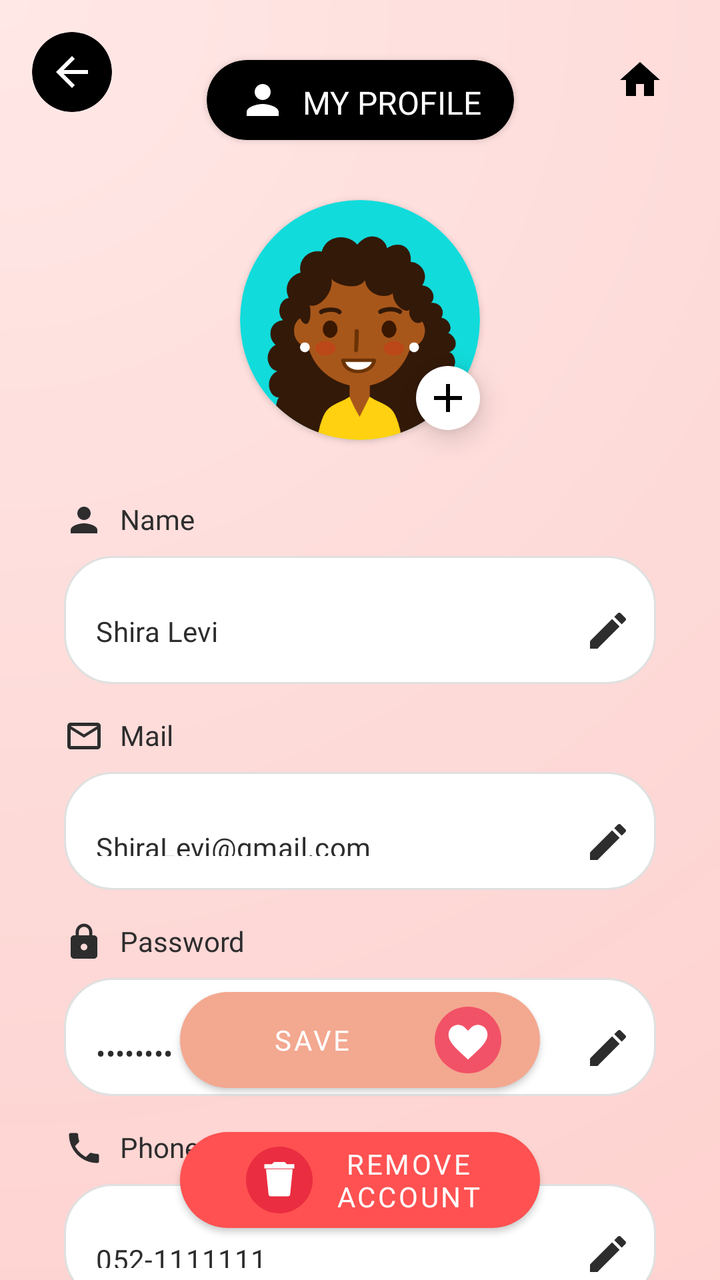
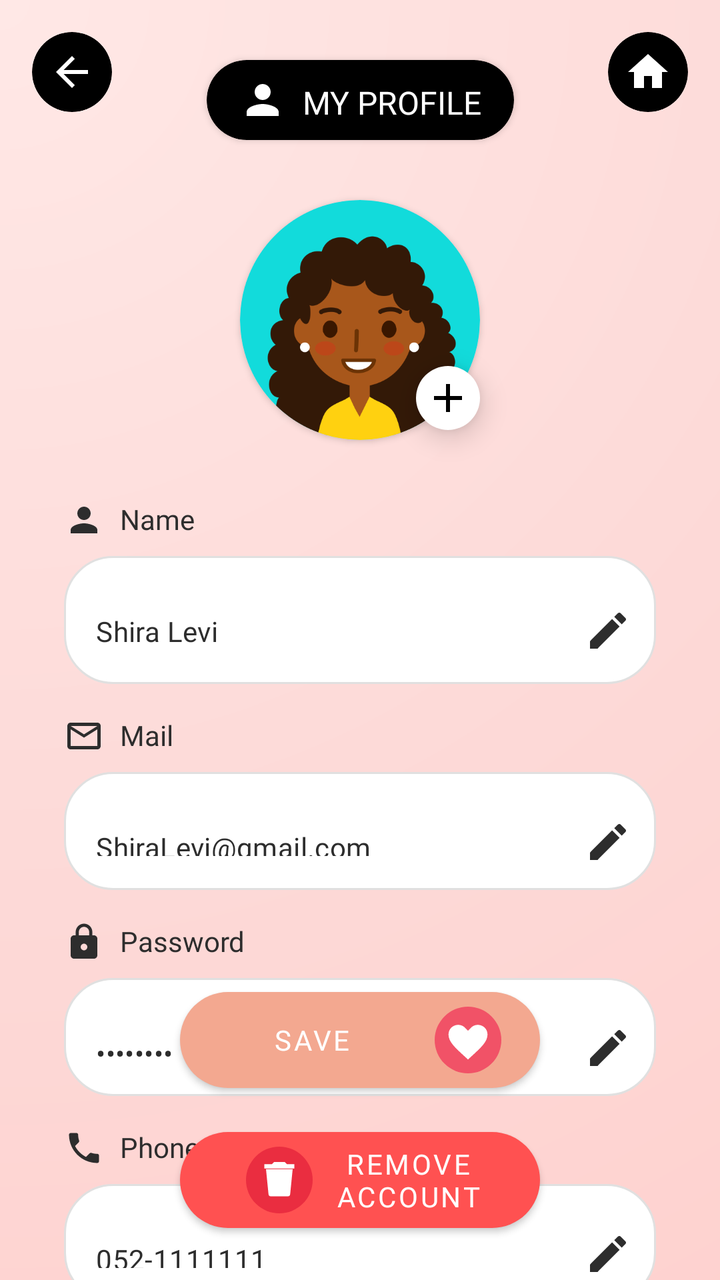

The first picture is an Android layout as it rendered before a commit; the second is the same layout after the commit. The layout source and the unified diff follow.
<!-- AndroidManifest.xml: application theme Theme.SafeHer -->
<!-- res/layout/fragment_profile.xml -->
<?xml version="1.0" encoding="utf-8"?>
<androidx.constraintlayout.widget.ConstraintLayout xmlns:android="http://schemas.android.com/apk/res/android"
    xmlns:app="http://schemas.android.com/apk/res-auto"
    xmlns:tools="http://schemas.android.com/tools"
    android:layout_width="match_parent"
    android:layout_height="match_parent"
    android:background="@drawable/gradient_background">

    
    <androidx.cardview.widget.CardView
        android:id="@+id/backButtonCard"
        android:layout_width="40dp"
        android:layout_height="40dp"
        android:layout_marginStart="16dp"
        android:layout_marginTop="16dp"
        app:cardBackgroundColor="#000000"
        app:cardCornerRadius="20dp"
        app:cardElevation="0dp"
        app:layout_constraintStart_toStartOf="parent"
        app:layout_constraintTop_toTopOf="parent">

        <ImageView
            android:id="@+id/backButton"
            android:layout_width="24dp"
            android:layout_height="24dp"
            android:layout_gravity="center"
            android:contentDescription="Back"
            android:src="@drawable/ic_back"
            app:tint="#FFFFFF" />
    </androidx.cardview.widget.CardView>

    <ImageButton
        android:id="@+id/homeButton"
        android:layout_width="48dp"
        android:layout_height="48dp"
        android:layout_marginTop="16dp"
        android:layout_marginEnd="16dp"
        android:background="@android:color/transparent"
        android:contentDescription="Home"
        android:src="@drawable/ic_home"
        app:layout_constraintEnd_toEndOf="parent"
        app:layout_constraintTop_toTopOf="parent" />

    
    <androidx.cardview.widget.CardView
        android:id="@+id/profileTitleCard"
        android:layout_width="wrap_content"
        android:layout_height="wrap_content"
        android:layout_marginTop="30dp"
        app:cardBackgroundColor="#000000"
        app:cardCornerRadius="20dp"
        app:layout_constraintEnd_toEndOf="parent"
        app:layout_constraintStart_toStartOf="parent"
        app:layout_constraintTop_toTopOf="parent">

        <androidx.constraintlayout.widget.ConstraintLayout
            android:layout_width="wrap_content"
            android:layout_height="wrap_content"
            android:paddingHorizontal="16dp"
            android:paddingVertical="8dp">

            <ImageView
                android:id="@+id/profileIcon"
                android:layout_width="24dp"
                android:layout_height="24dp"
                android:layout_marginEnd="8dp"
                android:src="@drawable/ic_profile"
                app:layout_constraintBottom_toBottomOf="parent"
                app:layout_constraintStart_toStartOf="parent"
                app:layout_constraintTop_toTopOf="parent"
                app:tint="#FFFFFF" />

            <TextView
                android:layout_width="wrap_content"
                android:layout_height="wrap_content"
                android:layout_marginStart="8dp"
                android:fontFamily="@font/poppins_medium"
                android:text="MY PROFILE"
                android:textColor="#FFFFFF"
                android:textSize="16sp"
                app:layout_constraintBottom_toBottomOf="parent"
                app:layout_constraintEnd_toEndOf="parent"
                app:layout_constraintHorizontal_bias="0.0"
                app:layout_constraintStart_toEndOf="@id/profileIcon"
                app:layout_constraintTop_toTopOf="parent"
                app:layout_constraintVertical_bias="1.0" />
        </androidx.constraintlayout.widget.ConstraintLayout>
    </androidx.cardview.widget.CardView>

    
    <androidx.cardview.widget.CardView
        android:id="@+id/cvProfile"
        android:layout_width="120dp"
        android:layout_height="120dp"
        android:layout_marginTop="30dp"
        app:cardCornerRadius="80dp"
        app:layout_constraintTop_toBottomOf="@id/profileTitleCard"
        app:layout_constraintStart_toStartOf="parent"
        app:layout_constraintEnd_toEndOf="parent">

        <androidx.appcompat.widget.AppCompatImageView
            android:id="@+id/ivProfile"
            android:layout_width="match_parent"
            android:layout_height="match_parent"
            android:background="@color/white"
            android:scaleType="centerCrop"
            android:src="@drawable/profile"/>
    </androidx.cardview.widget.CardView>

    <androidx.appcompat.widget.AppCompatImageButton
        android:id="@+id/btnAddPhoto"
        android:layout_width="32dp"
        android:layout_height="32dp"
        android:background="@drawable/circle_background"
        android:src="@drawable/ic_add"
        android:tint="@color/black"
        android:padding="4dp"
        android:elevation="8dp"
        android:contentDescription="Add profile photo"
        app:layout_constraintBottom_toBottomOf="@id/cvProfile"
        app:layout_constraintEnd_toEndOf="@id/cvProfile"
        android:translationY="-5dp"/>

    
    <LinearLayout
        android:id="@+id/form_fields_container"
        android:layout_width="match_parent"
        android:layout_height="wrap_content"
        android:layout_marginHorizontal="32dp"
        android:layout_marginTop="30dp"
        android:orientation="vertical"
        app:layout_constraintTop_toBottomOf="@id/cvProfile">

        
        <LinearLayout
            android:layout_width="match_parent"
            android:layout_height="wrap_content"
            android:orientation="vertical"
            android:layout_marginBottom="16dp">

            <LinearLayout
                android:layout_width="wrap_content"
                android:layout_height="wrap_content"
                android:orientation="horizontal"
                android:layout_marginBottom="8dp">

                <ImageView
                    android:layout_width="20dp"
                    android:layout_height="20dp"
                    android:src="@drawable/ic_person"
                    app:tint="#2D2D2D" />

                <TextView
                    android:layout_width="wrap_content"
                    android:layout_height="wrap_content"
                    android:layout_marginStart="8dp"
                    android:fontFamily="@font/poppins_medium"
                    android:text="Name"
                    android:textColor="#2D2D2D"
                    android:textSize="14sp" />
            </LinearLayout>

            <com.google.android.material.textfield.TextInputLayout
                android:id="@+id/nameInputLayout"
                style="@style/Widget.MaterialComponents.TextInputLayout.OutlinedBox"
                android:layout_width="match_parent"
                android:layout_height="wrap_content"
                android:background="@drawable/rounded_edittext_bg"
                app:boxBackgroundMode="none"
                app:endIconDrawable="@drawable/ic_edit"
                app:endIconMode="custom"
                app:endIconTint="#2D2D2D">

                <com.google.android.material.textfield.TextInputEditText
                    android:id="@+id/nameEditText"
                    android:layout_width="match_parent"
                    android:layout_height="match_parent"
                    android:background="@null"
                    android:fontFamily="@font/poppins_regular"
                    android:inputType="textPersonName"
                    android:paddingHorizontal="16dp"
                    android:text="Shira Levi"
                    android:textColor="#2D2D2D"
                    android:textSize="14sp" />
            </com.google.android.material.textfield.TextInputLayout>
        </LinearLayout>

        
        <LinearLayout
            android:layout_width="match_parent"
            android:layout_height="wrap_content"
            android:orientation="vertical"
            android:layout_marginBottom="16dp">

            <LinearLayout
                android:layout_width="wrap_content"
                android:layout_height="wrap_content"
                android:orientation="horizontal"
                android:layout_marginBottom="8dp">

                <ImageView
                    android:layout_width="20dp"
                    android:layout_height="20dp"
                    android:src="@drawable/ic_email"
                    app:tint="#2D2D2D" />

                <TextView
                    android:layout_width="wrap_content"
                    android:layout_height="wrap_content"
                    android:layout_marginStart="8dp"
                    android:fontFamily="@font/poppins_medium"
                    android:text="Mail"
                    android:textColor="#2D2D2D"
                    android:textSize="14sp" />
            </LinearLayout>

            <com.google.android.material.textfield.TextInputLayout
                android:id="@+id/emailInputLayout"
                style="@style/Widget.MaterialComponents.TextInputLayout.OutlinedBox"
                android:layout_width="match_parent"
                android:layout_height="wrap_content"
                android:background="@drawable/rounded_edittext_bg"
                app:boxBackgroundMode="none"
                app:endIconDrawable="@drawable/ic_edit"
                app:endIconMode="custom"
                app:endIconTint="#2D2D2D">

                <com.google.android.material.textfield.TextInputEditText
                    android:id="@+id/emailEditText"
                    android:layout_width="match_parent"
                    android:layout_height="48dp"
                    android:background="@null"
                    android:fontFamily="@font/poppins_regular"
                    android:inputType="textEmailAddress"
                    android:paddingHorizontal="16dp"
                    android:text="ShiraLevi@gmail.com"
                    android:textColor="#2D2D2D"
                    android:textSize="14sp" />
            </com.google.android.material.textfield.TextInputLayout>
        </LinearLayout>

        
        <LinearLayout
            android:layout_width="match_parent"
            android:layout_height="wrap_content"
            android:orientation="vertical"
            android:layout_marginBottom="16dp">

            <LinearLayout
                android:layout_width="wrap_content"
                android:layout_height="wrap_content"
                android:orientation="horizontal"
                android:layout_marginBottom="8dp">

                <ImageView
                    android:layout_width="20dp"
                    android:layout_height="20dp"
                    android:src="@drawable/ic_lock"
                    app:tint="#2D2D2D" />

                <TextView
                    android:layout_width="wrap_content"
                    android:layout_height="wrap_content"
                    android:layout_marginStart="8dp"
                    android:fontFamily="@font/poppins_medium"
                    android:text="Password"
                    android:textColor="#2D2D2D"
                    android:textSize="14sp" />
            </LinearLayout>

            <com.google.android.material.textfield.TextInputLayout
                android:id="@+id/passwordInputLayout"
                style="@style/Widget.MaterialComponents.TextInputLayout.OutlinedBox"
                android:layout_width="match_parent"
                android:layout_height="wrap_content"
                android:background="@drawable/rounded_edittext_bg"
                app:boxBackgroundMode="none"
                app:endIconDrawable="@drawable/ic_edit"
                app:endIconMode="password_toggle"
                app:endIconTint="#2D2D2D">

                <com.google.android.material.textfield.TextInputEditText
                    android:id="@+id/passwordEditText"
                    android:layout_width="match_parent"
                    android:layout_height="48dp"
                    android:background="@null"
                    android:fontFamily="@font/poppins_regular"
                    android:inputType="textPassword"
                    android:paddingHorizontal="16dp"
                    android:text="********"
                    android:textColor="#2D2D2D"
                    android:textSize="14sp" />
            </com.google.android.material.textfield.TextInputLayout>
        </LinearLayout>

        
        <LinearLayout
            android:layout_width="match_parent"
            android:layout_height="wrap_content"
            android:orientation="vertical"
            android:layout_marginBottom="16dp">

            <LinearLayout
                android:layout_width="wrap_content"
                android:layout_height="wrap_content"
                android:orientation="horizontal"
                android:layout_marginBottom="8dp">

                <ImageView
                    android:layout_width="20dp"
                    android:layout_height="20dp"
                    android:src="@drawable/ic_phone"
                    app:tint="#2D2D2D" />

                <TextView
                    android:layout_width="wrap_content"
                    android:layout_height="wrap_content"
                    android:layout_marginStart="8dp"
                    android:fontFamily="@font/poppins_medium"
                    android:text="Phone Number"
                    android:textColor="#2D2D2D"
                    android:textSize="14sp" />
            </LinearLayout>

            <com.google.android.material.textfield.TextInputLayout
                android:id="@+id/phoneInputLayout"
                style="@style/Widget.MaterialComponents.TextInputLayout.OutlinedBox"
                android:layout_width="match_parent"
                android:layout_height="wrap_content"
                android:background="@drawable/rounded_edittext_bg"
                app:boxBackgroundMode="none"
                app:endIconDrawable="@drawable/ic_edit"
                app:endIconMode="custom"
                app:endIconTint="#2D2D2D">

                <com.google.android.material.textfield.TextInputEditText
                    android:id="@+id/phoneEditText"
                    android:layout_width="match_parent"
                    android:layout_height="48dp"
                    android:background="@null"
                    android:fontFamily="@font/poppins_regular"
                    android:inputType="phone"
                    android:paddingHorizontal="16dp"
                    android:text="052-1111111"
                    android:textColor="#2D2D2D"
                    android:textSize="14sp" />
            </com.google.android.material.textfield.TextInputLayout>
        </LinearLayout>
    </LinearLayout>

    
    <com.google.android.material.button.MaterialButton
        android:id="@+id/removeAccountButton"
        android:layout_width="0dp"
        android:layout_height="wrap_content"
        android:layout_marginHorizontal="90dp"
        android:layout_marginBottom="20dp"
        android:fontFamily="@font/poppins_medium"
        android:text="Remove Account"
        android:textColor="#FFFFFF"
        app:backgroundTint="#FF5151"
        app:cornerRadius="24dp"
        app:icon="@drawable/ic_delete"
        app:iconGravity="textStart"
        app:iconTint=""
        app:layout_constraintBottom_toBottomOf="parent"
        app:layout_constraintEnd_toEndOf="parent"
        app:layout_constraintStart_toStartOf="parent" />

    
    <com.google.android.material.button.MaterialButton
        android:id="@+id/saveButton"
        android:layout_width="0dp"
        android:layout_height="wrap_content"
        android:layout_marginHorizontal="90dp"
        android:layout_marginBottom="10dp"
        app:cornerRadius="24dp"
        android:textColor="#FFFFFF"
        app:backgroundTint="@color/button_pink"
        android:fontFamily="@font/poppins_medium"
        android:text="Save"
        app:icon="@drawable/ic_heart"
        app:iconGravity="end"
        app:iconTint=""
        app:layout_constraintBottom_toTopOf="@id/removeAccountButton"
        app:layout_constraintEnd_toEndOf="parent"
        app:layout_constraintStart_toStartOf="parent" />

</androidx.constraintlayout.widget.ConstraintLayout>
<!-- resources referenced by this layout -->
<resources>
  <color name="black">#FF000000</color>
  <color name="button_pink">#f3a890</color>
  <color name="white">#FBFBFB</color>
  <!-- drawable circle_background (drawable) -->
  <?xml version="1.0" encoding="utf-8"?>
  <shape xmlns:android="http://schemas.android.com/apk/res/android"
      android:shape="oval">
      <solid android:color="@android:color/white"/>
  </shape>
  <!-- drawable gradient_background (drawable) -->
  <?xml version="1.0" encoding="utf-8"?>
  <shape xmlns:android="http://schemas.android.com/apk/res/android">
      <gradient
          android:type="radial"
          android:gradientRadius="250%p"
          android:centerX="0"
          android:centerY="0"
          android:startColor="#FFE8E6"
          android:centerColor="#FDD9D7"
          android:endColor="#FFCECB" />
  </shape>
  <!-- drawable ic_add (drawable) -->
  <?xml version="1.0" encoding="utf-8"?>
  <vector xmlns:android="http://schemas.android.com/apk/res/android"
      android:width="24dp"
      android:height="24dp"
      android:viewportWidth="24"
      android:viewportHeight="24"
      android:tint="?attr/colorControlNormal">
      <path
          android:fillColor="@android:color/white"
          android:pathData="M19,13h-6v6h-2v-6H5v-2h6V5h2v6h6v2z"/>
  </vector>
  <!-- drawable ic_back (drawable) -->
  <?xml version="1.0" encoding="utf-8"?>
  <vector xmlns:android="http://schemas.android.com/apk/res/android"
      android:width="24dp"
      android:height="24dp"
      android:viewportWidth="24"
      android:viewportHeight="24">
      <path
          android:fillColor="#000000"
          android:pathData="M20,11H7.83l5.59,-5.59L12,4l-8,8 8,8 1.41,-1.41L7.83,13H20v-2z"/>
  </vector>
  <!-- drawable ic_email (drawable) -->
  <?xml version="1.0" encoding="utf-8"?>
  <vector xmlns:android="http://schemas.android.com/apk/res/android"
      android:width="24dp"
      android:height="24dp"
      android:viewportWidth="24"
      android:viewportHeight="24">
      <path
          android:fillColor="#000000"
          android:pathData="M20,4H4C2.89,4 2.01,4.89 2.01,6L2,18C2,19.11 2.89,20 4,20H20c1.11,0 2,-0.89 2,-2V6C22,4.89 21.11,4 20,4zM20,6l-8,5L4,6h16zM4,18V8l8,5 8,-5v10H4z" />
  </vector>
  <!-- drawable ic_home (drawable) -->
  <vector xmlns:android="http://schemas.android.com/apk/res/android" android:height="24dp" android:tint="#000000" android:viewportHeight="24" android:viewportWidth="24" android:width="24dp">
        
      <path android:fillColor="@android:color/white" android:pathData="M10,20v-6h4v6h5v-8h3L12,3 2,12h3v8z"/>
      
  </vector>
  <!-- drawable ic_person (drawable) -->
  <?xml version="1.0" encoding="utf-8"?>
  <vector xmlns:android="http://schemas.android.com/apk/res/android"
      android:width="24dp"
      android:height="24dp"
      android:viewportWidth="24"
      android:viewportHeight="24">
      <path
          android:fillColor="#FFFFFF"
          android:pathData="M12,12c2.21,0 4,-1.79 4,-4s-1.79,-4 -4,-4 -4,1.79 -4,4 1.79,4 4,4zM12,14c-2.67,0 -8,1.34 -8,4v2h16v-2c0,-2.66 -5.33,-4 -8,-4z"/>
  </vector>
  <!-- drawable ic_profile (drawable) -->
  <vector xmlns:android="http://schemas.android.com/apk/res/android" android:height="24dp" android:tint="#000000" android:viewportHeight="24" android:viewportWidth="24" android:width="24dp">
        
      <path android:fillColor="@android:color/white" android:pathData="M12,12c2.21,0 4,-1.79 4,-4s-1.79,-4 -4,-4 -4,1.79 -4,4 1.79,4 4,4zM12,14c-2.67,0 -8,1.34 -8,4v2h16v-2c0,-2.66 -5.33,-4 -8,-4z"/>
      
  </vector>
  <!-- drawable rounded_edittext_bg (drawable) -->
  <?xml version="1.0" encoding="utf-8"?>
  <shape xmlns:android="http://schemas.android.com/apk/res/android">
      <solid android:color="#FFFFFF" />
      <corners android:radius="24dp" />
      <stroke android:width="1dp" android:color="#E0E0E0" />
  </shape>
  <style name="Theme.SafeHer" parent="Base.Theme.SafeHer" />
  <style name="Base.Theme.SafeHer" parent="Theme.MaterialComponents.NoActionBar">
          
          
      </style>
  <!-- unchanged entries left out for length: 6 -->
</resources>

<!-- the commit's change to res/layout/fragment_profile.xml (unified diff, before → after) -->
@@ -29,17 +29,27 @@
             app:tint="#FFFFFF" />
     </androidx.cardview.widget.CardView>
 
-    <ImageButton
-        android:id="@+id/homeButton"
-        android:layout_width="48dp"
-        android:layout_height="48dp"
+    <androidx.cardview.widget.CardView
+        android:id="@+id/homeButtonCard"
+        android:layout_width="40dp"
+        android:layout_height="40dp"
         android:layout_marginTop="16dp"
         android:layout_marginEnd="16dp"
-        android:background="@android:color/transparent"
-        android:contentDescription="Home"
-        android:src="@drawable/ic_home"
+        app:cardBackgroundColor="#000000"
+        app:cardCornerRadius="20dp"
+        app:cardElevation="0dp"
         app:layout_constraintEnd_toEndOf="parent"
-        app:layout_constraintTop_toTopOf="parent" />
+        app:layout_constraintTop_toTopOf="parent">
+
+        <ImageView
+            android:id="@+id/homeButton"
+            android:layout_width="24dp"
+            android:layout_height="24dp"
+            android:layout_gravity="center"
+            android:contentDescription="Home"
+            android:src="@drawable/ic_home"
+            app:tint="#FFFFFF" />
+    </androidx.cardview.widget.CardView>
 
     
     <androidx.cardview.widget.CardView
<!-- resource entries referenced after the edit -->
@@ -57,9 +57,9 @@
   </vector>
   <!-- drawable ic_home (drawable) -->
   <vector xmlns:android="http://schemas.android.com/apk/res/android" android:height="24dp" android:tint="#000000" android:viewportHeight="24" android:viewportWidth="24" android:width="24dp">
-        
+  
       <path android:fillColor="@android:color/white" android:pathData="M10,20v-6h4v6h5v-8h3L12,3 2,12h3v8z"/>
-      
+  
   </vector>
   <!-- drawable ic_person (drawable) -->
   <?xml version="1.0" encoding="utf-8"?>
